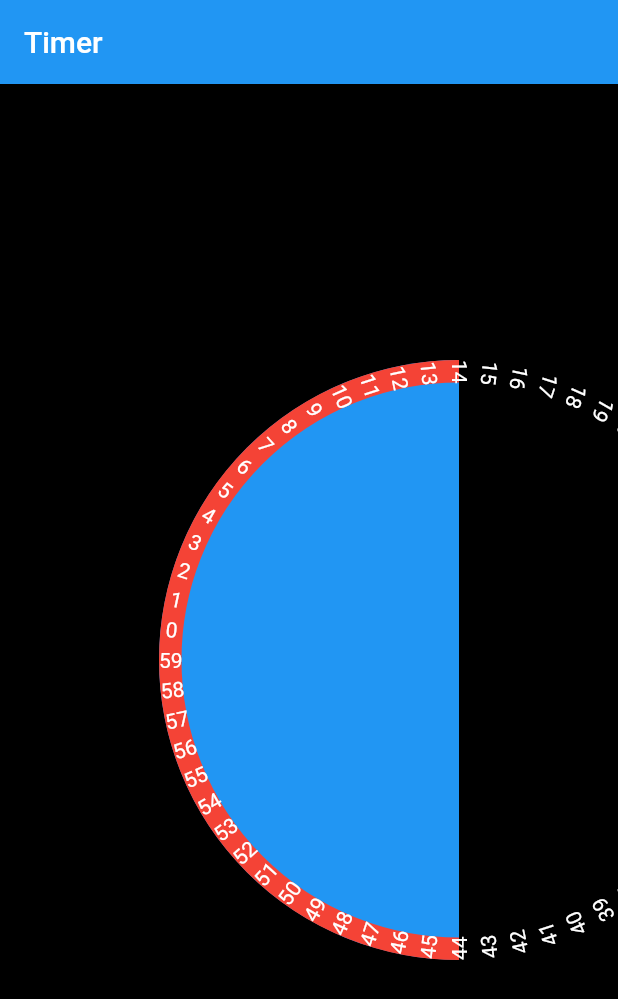
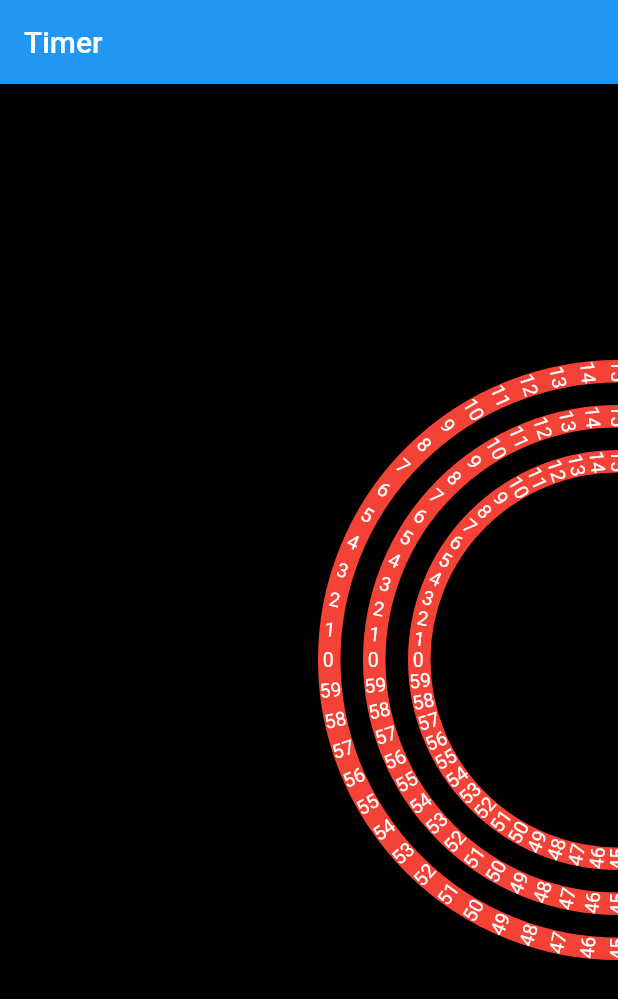
Before and after one commit to Adamad7/RoundTimer, a Flutter app: the screen it shows after launch, on a phone screen of 412 x 824 dp. Shown: the top 999 px of the screen. Run offline on Flutter 3.47's test engine with Material 2 defaults, Android fonts, the phone set to English and light mode, and no system bars.

Commit message:
Sliding of time dial

```diff
--- a/round_timer/lib/main.dart
+++ b/round_timer/lib/main.dart
@@ -34,7 +34,24 @@ class _MainScreenState extends State<MainScreen> {
       appBar: AppBar(
         title: const Text("Timer"),
       ),
-      body: const Center(child: TimeDial(height: 400, width: 200)),
+      body: SizedBox.expand(
+        child: Column(
+          crossAxisAlignment: CrossAxisAlignment.end,
+          mainAxisAlignment: MainAxisAlignment.center,
+          children: [
+            SizedBox(
+              width: 200,
+              height: 400,
+              child: Stack(alignment: Alignment.centerRight, children: const [
+                TimeDial(height: 400, width: 200),
+                TimeDial(height: 340, width: 170),
+                TimeDial(height: 280, width: 140),
+              ]),
+            )
+            // TimeDial(height: 400, width: 200),
+          ],
+        ),
+      ),
       backgroundColor: Colors.black,
     );
   }
@@ -53,7 +70,7 @@ class _TimeDialState extends State<TimeDial> {
   List<String> getNumbers() {
     List<String> numbers = [];
     for (int i = 0; i < 10; i++) {
-      numbers.add(" " + i.toString());
+      numbers.add(" ${i.toString()}");
     }
     for (int i = 10; i < 60; i++) {
       numbers.add(i.toString());
@@ -61,21 +78,28 @@ class _TimeDialState extends State<TimeDial> {
     return numbers;
   }
 
+  double angle = 0;
+
   @override
   Widget build(BuildContext context) {
     return Container(
         width: widget.width,
         height: widget.height,
         decoration: const BoxDecoration(
-            borderRadius:
-                BorderRadius.only(topLeft: Radius.circular(360), bottomLeft: Radius.circular(360)),
-            color: Colors.blue),
+          borderRadius:
+              BorderRadius.only(topLeft: Radius.circular(360), bottomLeft: Radius.circular(360)),
+          // color: Colors.blue
+        ),
         // child: CustomPaint(
         //   painter: DialBackgroundPainter(color: Colors.red, width: 15),
         // )
-        child: SizedBox(
-          width: widget.width,
-          height: widget.height,
+        child: GestureDetector(
+          onPanUpdate: (details) {
+            angle += (details.delta.dy -
+                    (details.localPosition.dy > widget.height / 2 ? -1 : 1) * details.delta.dx) /
+                widget.width;
+            setState(() {});
+          },
           child: Stack(
             children: [
               CustomPaint(
@@ -84,7 +108,7 @@ class _TimeDialState extends State<TimeDial> {
               ),
               CustomPaint(
                 size: Size(widget.width, widget.height),
-                painter: DialNumbersPainter(numbers: getNumbers(), angle: 0, leftHanded: false),
+                painter: DialNumbersPainter(numbers: getNumbers(), angle: angle, leftHanded: false),
               ),
             ],
           ),
@@ -102,30 +126,27 @@ class DialNumbersPainter extends CustomPainter {
   double anglePerNumber = 0;
   @override
   bool shouldRepaint(covariant CustomPainter oldDelegate) {
-    return true;
+    return angle != (oldDelegate as DialNumbersPainter).angle;
   }
 
   @override
   void paint(Canvas canvas, Size size) {
-    const textStyle = TextStyle(color: Colors.white, fontSize: 14);
+    const textStyle = TextStyle(color: Colors.white, fontSize: 13);
     final textPainter = TextPainter(textDirection: TextDirection.ltr);
-    // final Offset center = Offset(leftHanded ? 0 : size.width, size.height / 2);
-
+    canvas.translate(size.width, size.height / 2);
+    canvas.rotate(-angle);
+    canvas.translate(-size.width, -size.height / 2);
     for (var i = 0; i < numbers.length; i++) {
       textPainter.text = TextSpan(text: numbers[i], style: textStyle);
       textPainter.layout();
+
+      final textOffset = Offset(
+          textPainter.width / 2 - textPainter.width / 2, size.height / 2 - textPainter.height / 2);
+      textPainter.paint(canvas, textOffset);
       canvas.translate(size.width, size.height / 2);
       canvas.rotate(anglePerNumber);
       canvas.translate(-size.width, -size.height / 2);
-
-      final textOffset = Offset(
-          textPainter.width / 2 - textPainter.width / 2, size.height / 2 - textPainter.height / 2);
-      // final textOffset = Offset(-50, 0);
-      // final textOffset = Offset(center.dx + radius * cos(textAngle) - textPainter.width / 2,
-      //     center.dy + radius * sin(textAngle) - textPainter.height / 2);
-      textPainter.paint(canvas, textOffset);
     }
-    canvas.rotate(angle);
   }
 }
 
```
